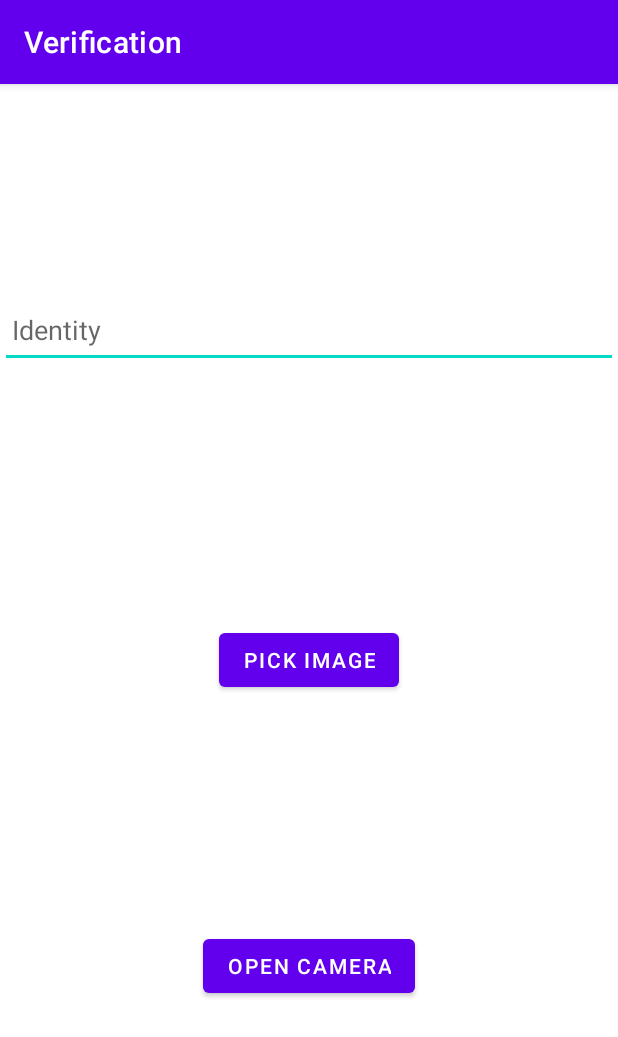
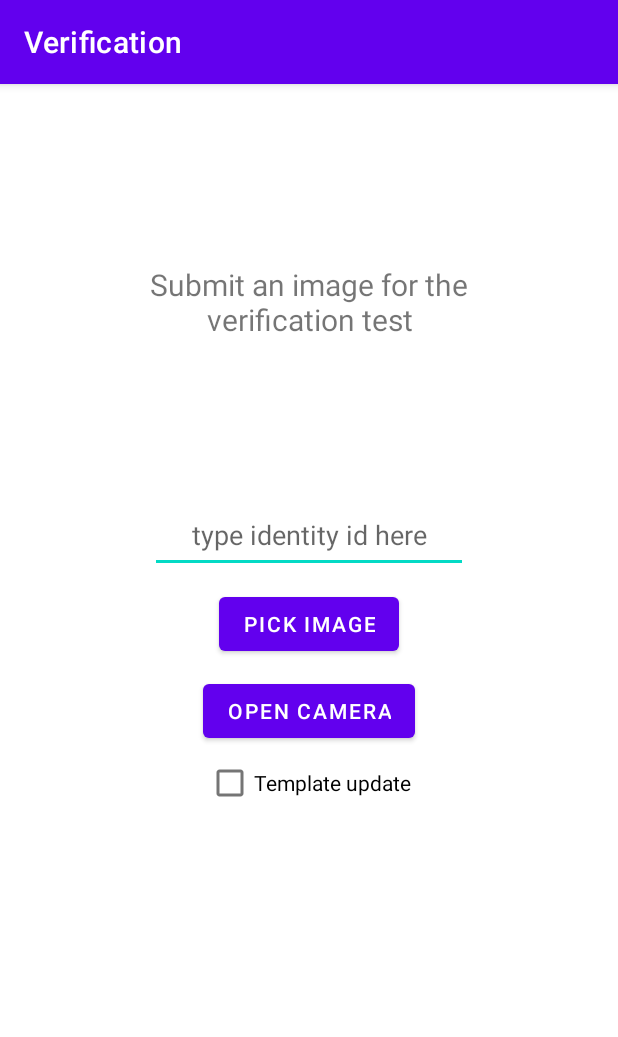
Before and after one commit to LeonardoEmili/ear-recognizer-android, an Android app: the VerificationActivity screen opened directly, with no data from a screen before it, on a phone screen of 412 x 824 dp. Shown: the top 1037 px of the screen. Run offline under Robolectric (Android 15) with nearby library versions, the phone set to English and light mode, and no system bars.

Commit message:
Add template update checkbox and app restyle

```diff
--- a/android/app/src/main/java/com/getchlabs/earrecognizer/MainActivity.kt
+++ b/android/app/src/main/java/com/getchlabs/earrecognizer/MainActivity.kt
@@ -17,11 +17,7 @@ class MainActivity : AppCompatActivity() {
         super.onCreate(savedInstanceState)
         setContentView(R.layout.activity_main)
 
-        if (OpenCVLoader.initDebug()) {
-            Toast.makeText(this, "OpenCV successfully loaded", Toast.LENGTH_SHORT).show();
-        } else {
-            Toast.makeText(this, "OpenCV failed to load", Toast.LENGTH_SHORT).show();
-        }
+        OpenCVLoader.initDebug()
 
         btnEnrolUser = findViewById(R.id.enrol_user);
         btnEnrolUser.setOnClickListener { goToEnrollementActivity() };
--- a/android/app/src/main/java/com/getchlabs/earrecognizer/VerificationActivity.kt
+++ b/android/app/src/main/java/com/getchlabs/earrecognizer/VerificationActivity.kt
@@ -20,6 +20,8 @@ class VerificationActivity : RecognitionActivity() {
     private lateinit var btnPickImage: Button
     private lateinit var btnOpenCamera: Button
     private lateinit var tvName: EditText
+    private lateinit var checkTemplate : CheckBox
+    private lateinit var hintBox : TextView
 
 
     override fun onCreate(savedInstanceState: Bundle?) {
@@ -27,13 +29,13 @@ class VerificationActivity : RecognitionActivity() {
         setContentView(R.layout.activity_verification)
         title = ("Verification")
 
-
-
         btnPickImage = findViewById(R.id.btn_pick_image)
         btnPickImage.setOnClickListener { pickImage(this, PICK_IMAGE_FROM_GALLERY) }
         btnOpenCamera = findViewById(R.id.btn_open_camera)
         btnOpenCamera.setOnClickListener { pickImage(this, PICK_IMAGE_FROM_CAMERA) }
         tvName = findViewById(R.id.tv_name)
+        checkTemplate = findViewById(R.id.template_update)
+        hintBox = findViewById(R.id.msg_hint)
     }
 
 
@@ -45,23 +47,28 @@ class VerificationActivity : RecognitionActivity() {
 
         intent ?: return
 
-
         var bmp = getBitmapFromIntent(this, requestCode, intent) ?: return
 
-        Toast.makeText(this, "Got the image", Toast.LENGTH_SHORT).show()
-
+        //Toast.makeText(this, "Got the image", Toast.LENGTH_SHORT).show()
 
         //imgEar.setImageBitmap(recognize(bmp, this))
         var descriptor = getDescriptor(bmp, this)
         if (descriptor != null) {
         if (verifyIdentity(this, tvName.text.toString(), descriptor)) {
-            Toast.makeText(this, "Genuine", Toast.LENGTH_LONG).show()
+            if (checkTemplate.isChecked) {
+                addTemplate(this, tvName.text.toString(), descriptor)
+                Toast.makeText(this, "Template succesfully updated", Toast.LENGTH_SHORT).show()
+            }
+            //Toast.makeText(this, "Genuine", Toast.LENGTH_LONG).show()
+            hintBox.text = "Genuine template submitted"
 
         } else {
-            Toast.makeText(this, "Impostor", Toast.LENGTH_LONG).show()
+            hintBox.text = "You shall not pass!"
+            //Toast.makeText(this, "Impostor", Toast.LENGTH_LONG).show()
 
         }
         } else {
+            hintBox.text = "Invalid template"
             Toast.makeText(this, "Invalid template", Toast.LENGTH_LONG).show()
 
         }
--- a/android/app/src/main/java/com/getchlabs/earrecognizer/recognition/recognition.kt
+++ b/android/app/src/main/java/com/getchlabs/earrecognizer/recognition/recognition.kt
@@ -3,6 +3,7 @@ package com.getchlabs.earrecognizer.recognition
 import android.content.Context
 import android.graphics.Bitmap
 import android.util.Log
+import android.widget.Toast
 import com.google.gson.GsonBuilder
 import com.google.gson.reflect.TypeToken
 import org.opencv.core.Mat
--- a/android/app/src/main/res/layout/activity_verification.xml
+++ b/android/app/src/main/res/layout/activity_verification.xml
@@ -6,40 +6,70 @@
     android:layout_height="match_parent"
     tools:context=".VerificationActivity">
 
+    <TextView
+        android:id="@+id/msg_hint"
+        android:layout_width="match_parent"
+        android:layout_height="wrap_content"
+        android:text="Submit an image for the verification test"
+        android:textSize="20dp"
+        android:gravity="center"
+        android:layout_marginLeft="50dp"
+        android:layout_marginRight="50dp"
+        android:layout_marginBottom="50dp"
+        android:layout_marginTop="120dp"
+        app:layout_constraintTop_toTopOf="parent"/>
+
+    <EditText
+        android:id="@+id/tv_name"
+        android:layout_width="match_parent"
+        android:layout_height="50dp"
+        android:text=""
+        android:hint="type identity id here"
+        android:gravity="center"
+        android:layout_marginLeft="100dp"
+        android:layout_marginRight="100dp"
+        android:layout_marginBottom="10dp"
+        android:paddingLeft="8dp"
+        android:paddingRight="8dp"
+        app:layout_constraintBottom_toTopOf="@+id/btn_pick_image"
+        />
 
     <Button
         android:id="@+id/btn_pick_image"
         android:layout_width="wrap_content"
         android:layout_height="wrap_content"
         android:text="Pick Image"
-        app:layout_constraintBottom_toBottomOf="parent"
-        app:layout_constraintEnd_toEndOf="parent"
-        app:layout_constraintStart_toStartOf="parent"
-        app:layout_constraintTop_toTopOf="parent" />
-
-    <EditText
-        android:id="@+id/tv_name"
-        android:layout_width="match_parent"
-        android:layout_height="50dp"
-        android:text=""
-        android:hint="Identity"
-        android:paddingLeft="8dp"
-        android:paddingRight="8dp"
-        app:layout_constraintBottom_toTopOf="@+id/btn_pick_image"
-        app:layout_constraintEnd_toEndOf="parent"
-        app:layout_constraintStart_toStartOf="parent"
-        app:layout_constraintTop_toTopOf="parent"
-        app:layout_constraintVertical_bias="0.45" />
+        app:layout_constraintBottom_toTopOf="@+id/guideline"
+        app:layout_constraintLeft_toLeftOf="parent"
+        app:layout_constraintRight_toRightOf="parent"/>
 
     <Button
         android:id="@+id/btn_open_camera"
         android:layout_width="wrap_content"
         android:layout_height="wrap_content"
         android:text="Open camera"
-        app:layout_constraintBottom_toBottomOf="parent"
-        app:layout_constraintEnd_toEndOf="parent"
-        app:layout_constraintStart_toStartOf="parent"
-        app:layout_constraintTop_toBottomOf="@+id/btn_pick_image" />
+        app:layout_constraintTop_toTopOf="@+id/guideline"
+        app:layout_constraintLeft_toLeftOf="parent"
+        app:layout_constraintRight_toRightOf="parent"
+        android:layout_marginTop="10dp"
+        />
+
+    <CheckBox
+        android:layout_width="wrap_content"
+        android:layout_height="wrap_content"
+        android:text="Template update"
+        android:id="@+id/template_update"
+        app:layout_constraintHorizontal_bias="0.498"
+        app:layout_constraintLeft_toLeftOf="parent"
+        app:layout_constraintRight_toRightOf="parent"
+        app:layout_constraintTop_toBottomOf="@+id/btn_open_camera" />
+
+    <androidx.constraintlayout.widget.Guideline
+        android:layout_width="wrap_content"
+        android:layout_height="wrap_content"
+        android:id="@+id/guideline"
+        android:orientation="horizontal"
+        app:layout_constraintGuide_percent="0.50"/>
 
 
 </androidx.constraintlayout.widget.ConstraintLayout>
```
Also changed, not shown: android/app/src/main/java/com/getchlabs/earrecognizer/EnrollmentActivity.kt (+6 -7 lines), android/app/src/main/java/com/getchlabs/earrecognizer/IdentificationActivity.kt (+16 -12 lines), android/app/src/main/res/layout/activity_enrollement.xml (+38 -32 lines), android/app/src/main/res/layout/activity_identification.xml (+37 -10 lines), android/app/src/main/res/layout/activity_main.xml (+73 -56 lines), 1 other file.
